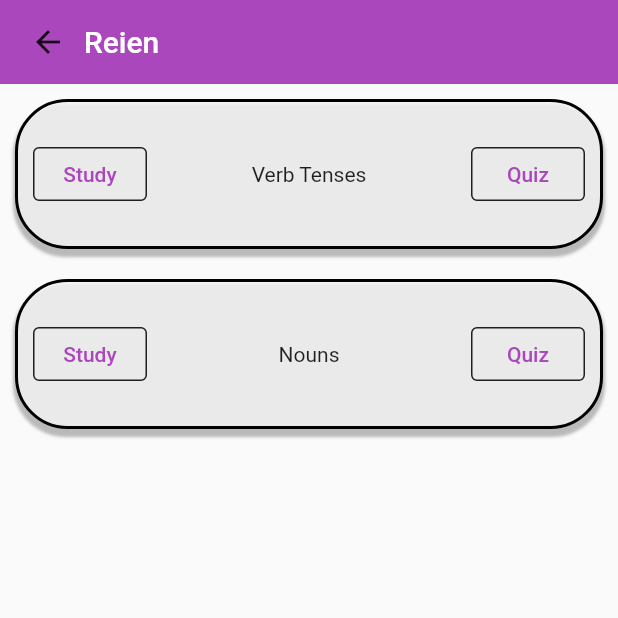
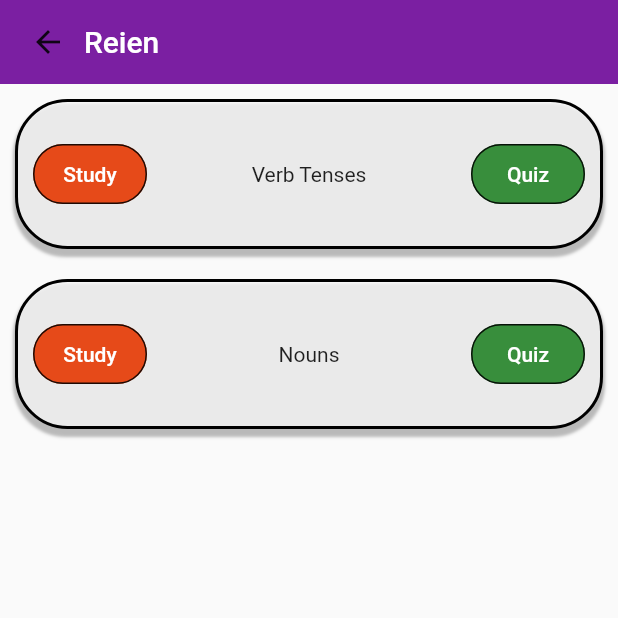
Before and after one commit to Osenian/reien, a Flutter app: the screen it shows after launch, after a tap on "Gramática", on a phone screen of 412 x 824 dp, the top half of it. Run offline on Flutter 3.47's test engine with Material 2 defaults, Android fonts, the phone set to English and light mode, and no system bars; our stand-ins replace share_plus.

Commit message:
Agrega colores a botones

```diff
--- a/lib/screens/grammar.dart
+++ b/lib/screens/grammar.dart
@@ -92,10 +92,11 @@ class Fila extends StatelessWidget {
             width: 100,
             child: Padding(
               padding: const EdgeInsets.all(12),
-              child: OutlinedButton(
-                style: OutlinedButton.styleFrom(
+              child: FilledButton(
+                style: FilledButton.styleFrom(
                   side: const BorderSide(width: 1.0, color: Colors.black87),
-                  foregroundColor: Colors.purple[400],
+                  foregroundColor: Colors.white,
+                  backgroundColor: Colors.deepOrange[700],
                 ),
                 onPressed: () {
                   final lowercaseTexto = texto.toLowerCase();
@@ -114,13 +115,14 @@ class Fila extends StatelessWidget {
             width: 100,
             child: Padding(
               padding: const EdgeInsets.all(12),
-              child: OutlinedButton(
-                style: OutlinedButton.styleFrom(
+              child: FilledButton(
+                style: FilledButton.styleFrom(
                   side: const BorderSide(
                     width: 1.0,
                     color: Colors.black87,
                   ),
-                  foregroundColor: Colors.purple[400],
+                  foregroundColor: Colors.white,
+                  backgroundColor: Colors.green[700],
                 ),
                 onPressed: () {
                   if (texto == "Verb Tenses") {
@@ -159,7 +161,7 @@ class AppBar extends StatelessWidget {
     return Container(
       height: 56,
       padding: const EdgeInsets.symmetric(horizontal: 8),
-      decoration: BoxDecoration(color: Colors.purple[400]),
+      decoration: BoxDecoration(color: Colors.purple[700]),
       child: Row(
         children: [
           IconButton(
--- a/lib/screens/home.dart
+++ b/lib/screens/home.dart
@@ -11,7 +11,7 @@ class AppBar extends StatelessWidget {
     return Container(
       height: 56,
       padding: const EdgeInsets.symmetric(horizontal: 8),
-      decoration: BoxDecoration(color: Colors.purple[400]),
+      decoration: BoxDecoration(color: Colors.purple[700]),
       child: Row(
         children: [
           const IconButton(
@@ -48,7 +48,7 @@ class Home extends StatelessWidget {
               children: <Widget>[
                 ElevatedButton(
                   style: ElevatedButton.styleFrom(
-                    backgroundColor: Colors.purple[400],
+                    backgroundColor: Colors.purple[700],
                   ),
                   onPressed: () {
                     Navigator.push(
--- a/lib/screens/quiz_nouns.dart
+++ b/lib/screens/quiz_nouns.dart
@@ -23,7 +23,7 @@ class QuizNouns extends StatelessWidget {
                 mainAxisAlignment: MainAxisAlignment.spaceAround,
                 mainAxisSize: MainAxisSize.min,
                 children: [
-                  const Text('pregunta 1'),
+                  const Text('Pregunta 1'),
                   Flexible(
                     child: ListView.builder(
                       shrinkWrap: true,
@@ -57,7 +57,7 @@ class QuizNouns extends StatelessWidget {
                       children: <Widget>[
                         ElevatedButton(
                           style: ElevatedButton.styleFrom(
-                            backgroundColor: Colors.purple[400],
+                            backgroundColor: Colors.purple[700],
                           ),
                           onPressed: () async {
                             final img = await rootBundle
@@ -103,7 +103,7 @@ class AppBar extends StatelessWidget {
     return Container(
       height: 56,
       padding: const EdgeInsets.symmetric(horizontal: 8),
-      decoration: BoxDecoration(color: Colors.purple[400]),
+      decoration: BoxDecoration(color: Colors.purple[700]),
       child: Row(
         children: [
           IconButton(
--- a/lib/screens/quiz_tenses.dart
+++ b/lib/screens/quiz_tenses.dart
@@ -23,7 +23,7 @@ class QuizTenses extends StatelessWidget {
                 children: <Widget>[
                   ElevatedButton(
                     style: ElevatedButton.styleFrom(
-                      backgroundColor: Colors.purple[400],
+                      backgroundColor: Colors.purple[700],
                     ),
                     onPressed: () async {
                       final img =
@@ -65,7 +65,7 @@ class AppBar extends StatelessWidget {
     return Container(
       height: 56,
       padding: const EdgeInsets.symmetric(horizontal: 8),
-      decoration: BoxDecoration(color: Colors.purple[400]),
+      decoration: BoxDecoration(color: Colors.purple[700]),
       child: Row(
         children: [
           IconButton(
```
